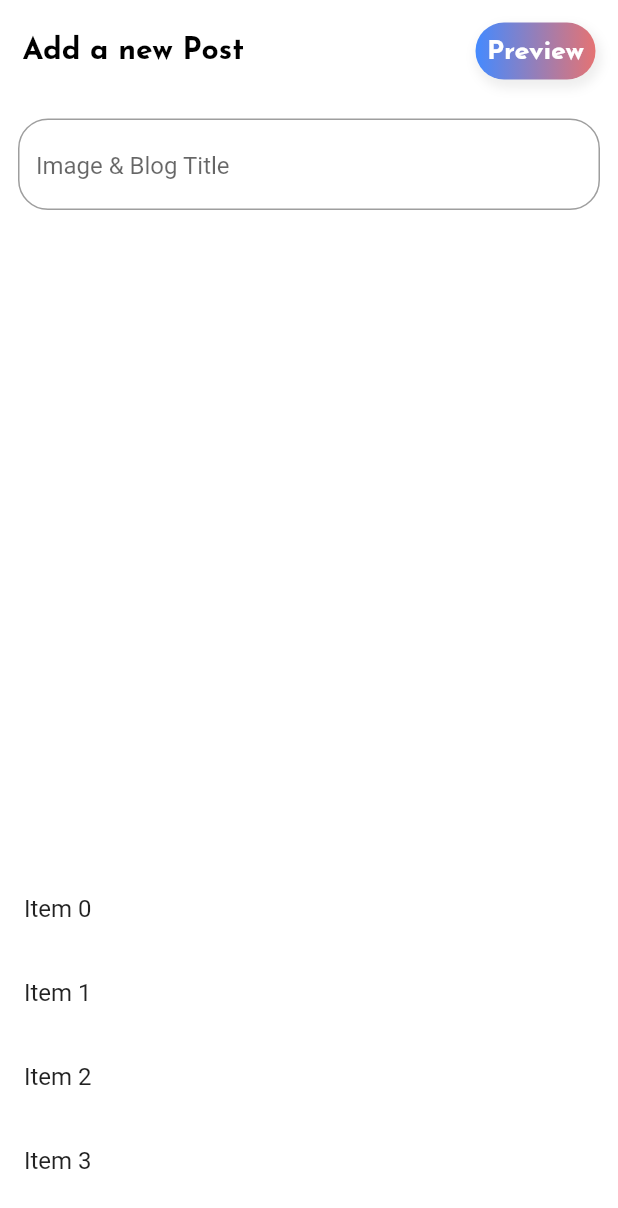
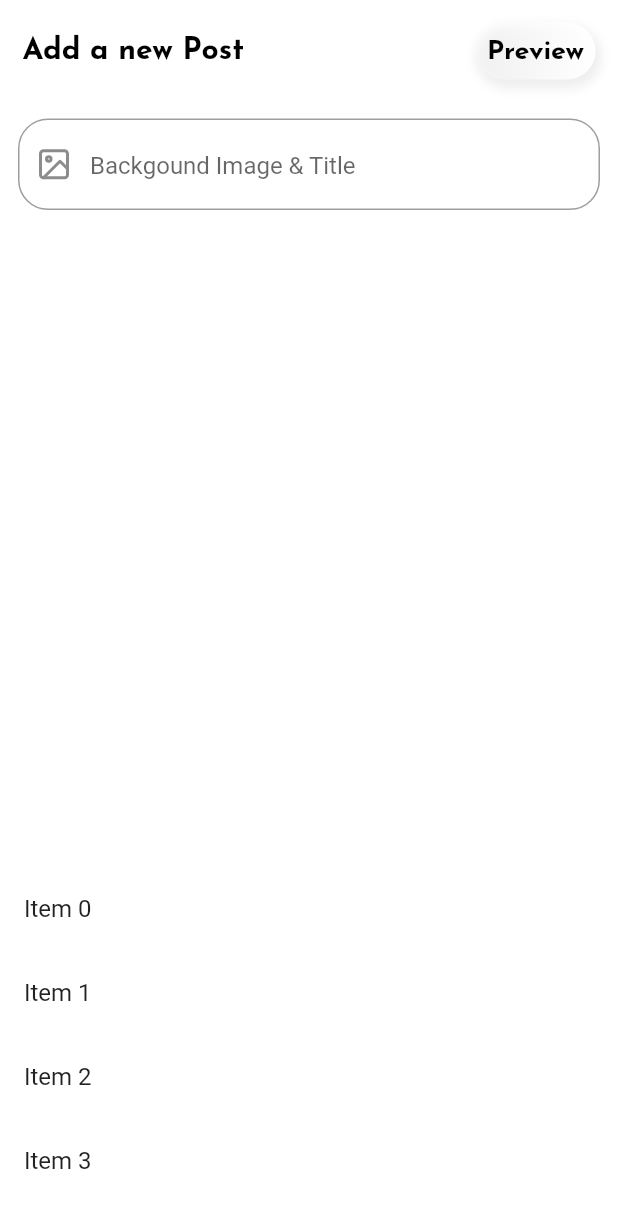
Before and after one commit to habib2013/spidium, a Flutter app: the AddPostsScreen screen opened directly, on a phone screen of 412 x 824 dp. Shown: the top 1208 px of the screen. Run offline on Flutter 3.47's test engine with Material 2 defaults, Android fonts, the phone set to English and light mode, and no system bars; our stand-ins replace dio, flutter_bloc, flutter_feather_icons, flutter_secure_storage, page_transition, rxdart and 3 more; missing offline and left inert: dashed_circle, sweetalert; accounts and stored records are empty.

Commit message:
First commit

```diff
--- a/lib/screens/AddPost.dart
+++ b/lib/screens/AddPost.dart
@@ -1,4 +1,5 @@
 import 'package:flutter/material.dart';
+import 'package:flutter_feather_icons/flutter_feather_icons.dart';
 
 class AddPostsScreen extends StatefulWidget {
   @override
@@ -46,14 +47,14 @@ class _AddPostsScreenState extends State<AddPostsScreen> {
                             begin: Alignment.centerLeft,
                             end: Alignment.centerRight,
                             colors: [
-                              Colors.blueAccent,
-                              Colors.red[300],
+                              Colors.white12,
+                              Colors.white,
                             ])),
                     child: Text(
                       'Preview',
                       style: TextStyle(
                         fontSize: 18,
-                        color: Colors.white,
+                        color: Colors.black,
                         fontWeight: FontWeight.bold,
                         fontFamily: 'Josefin Sans',
                       ),
@@ -62,7 +63,7 @@ class _AddPostsScreenState extends State<AddPostsScreen> {
                 ],
               ),
             ),
-            _ourInputsForm("Image & Blog Title", _blogtitle),
+            _ourInputsForm("Backgound Image & Title", _blogtitle),
           ],
         ),
           DraggableScrollableSheet(
@@ -101,6 +102,7 @@ class _AddPostsScreenState extends State<AddPostsScreen> {
         controller: ourController,
         validator: (value) {},
         decoration: InputDecoration(
+          prefixIcon: Icon(FeatherIcons.image),
             border: OutlineInputBorder(
               borderRadius: BorderRadius.all(Radius.circular(20)),
               borderSide: BorderSide(
```
Also changed, not shown: 1 other file.
